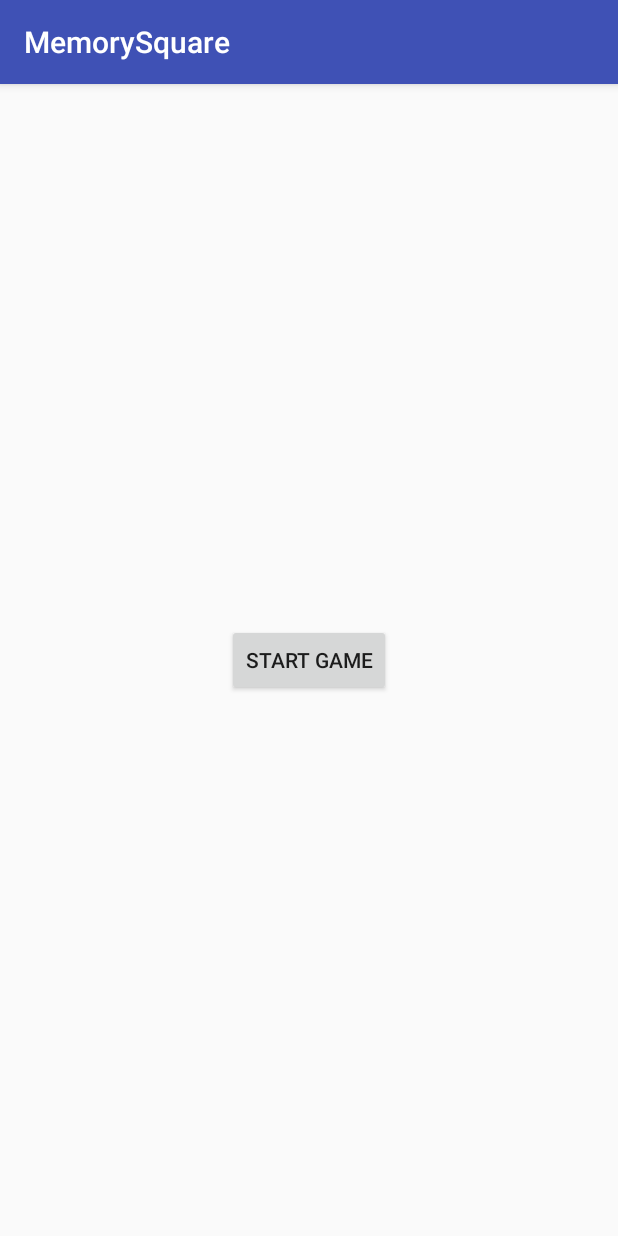
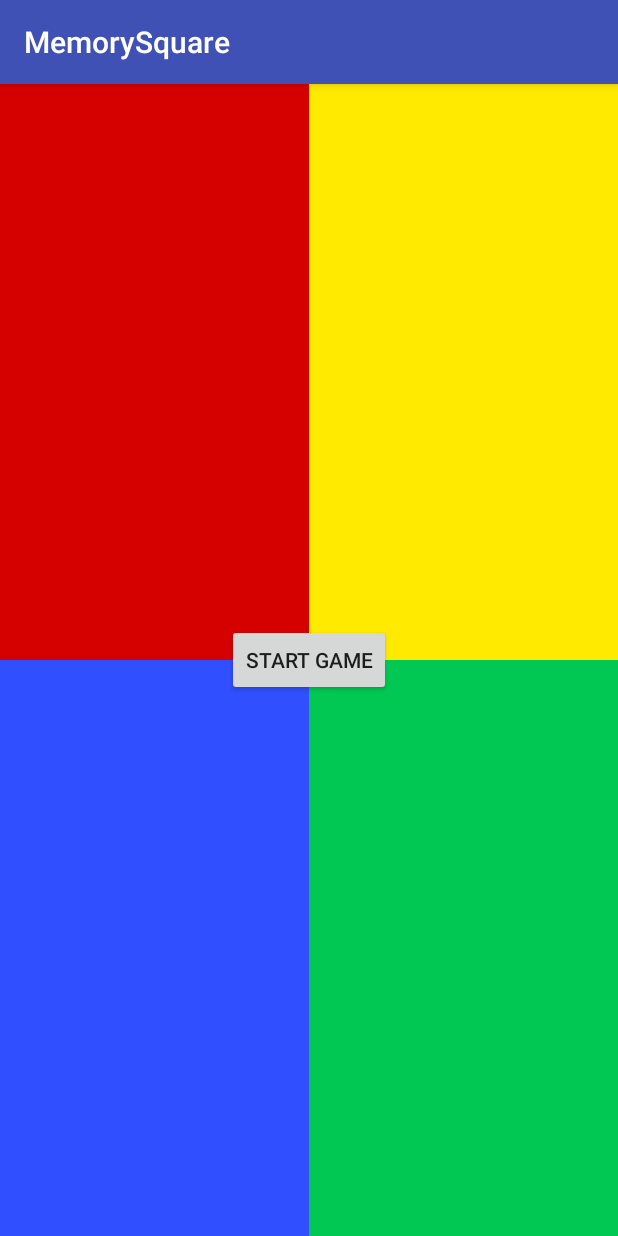
Before and after one commit to jkoistinen/MemorySquare, an Android app: the screen it shows after launch (StartGameActivity), on a phone screen of 412 x 824 dp. Run offline under Robolectric (Android 15) with nearby library versions, the phone set to English and light mode, and no system bars.

Commit message:
remade base-layout for overlay of textview

```diff
--- a/app/src/main/res/layout/activity_play_game.xml
+++ b/app/src/main/res/layout/activity_play_game.xml
@@ -1,11 +1,16 @@
 <?xml version="1.0" encoding="utf-8"?>
-<LinearLayout
+<FrameLayout
 xmlns:android="http://schemas.android.com/apk/res/android"
 xmlns:tools="http://schemas.android.com/tools"
 android:layout_width="fill_parent"
 android:layout_height="fill_parent"
 tools:context="com.jk.memorysquare.PlayGameActivity"
     android:orientation="vertical">
+
+    <LinearLayout
+        android:orientation="vertical"
+        android:layout_width="match_parent"
+        android:layout_height="match_parent">
 
         <LinearLayout
             android:orientation="horizontal"
@@ -28,6 +33,7 @@ tools:context="com.jk.memorysquare.PlayGameActivity"
                 android:src="@drawable/imagebuttonanimation"
                 android:layout_weight="1"
                 android:background="@color/myYellow" />
+
         </LinearLayout>
 
         <LinearLayout
@@ -52,5 +58,15 @@ tools:context="com.jk.memorysquare.PlayGameActivity"
                 android:layout_weight="1"
                 android:background="@color/myGreen" />
         </LinearLayout>
+    </LinearLayout>
 
-</LinearLayout>
+    <TextView
+        android:layout_width="wrap_content"
+        android:layout_height="wrap_content"
+        android:text="Level 1"
+        android:id="@+id/textView"
+        android:layout_gravity="center"
+        android:textStyle="bold"
+        android:textSize="36sp" />
+
+</FrameLayout>
--- a/app/src/main/res/layout/content_start_game.xml
+++ b/app/src/main/res/layout/content_start_game.xml
@@ -1,17 +1,67 @@
 <?xml version="1.0" encoding="utf-8"?>
-<RelativeLayout xmlns:android="http://schemas.android.com/apk/res/android"
+<FrameLayout xmlns:android="http://schemas.android.com/apk/res/android"
     xmlns:app="http://schemas.android.com/apk/res-auto"
     xmlns:tools="http://schemas.android.com/tools"
-    android:layout_width="match_parent"
-    android:layout_height="match_parent"
-    android:paddingBottom="@dimen/activity_vertical_margin"
-    android:paddingLeft="@dimen/activity_horizontal_margin"
-    android:paddingRight="@dimen/activity_horizontal_margin"
-    android:paddingTop="@dimen/activity_vertical_margin"
+    android:layout_width="fill_parent"
+    android:layout_height="fill_parent"
+    android:orientation="vertical"
 
     app:layout_behavior="@string/appbar_scrolling_view_behavior"
     tools:context="com.jk.memorysquare.StartGameActivity"
     tools:showIn="@layout/activity_start_game">
+
+    <LinearLayout
+        android:orientation="vertical"
+        android:layout_width="match_parent"
+        android:layout_height="match_parent">
+
+        <LinearLayout
+            android:orientation="horizontal"
+            android:layout_width="match_parent"
+            android:layout_height="0dp"
+            android:layout_weight="1">
+
+            <ImageButton
+                android:layout_width="0dp"
+                android:layout_height="fill_parent"
+                android:id="@+id/redButton"
+                android:layout_weight="1"
+                android:src="@drawable/imagebuttonanimation"
+                android:background="@color/myRed" />
+
+            <ImageButton
+                android:layout_width="0dp"
+                android:layout_height="fill_parent"
+                android:id="@+id/yellowButton"
+                android:src="@drawable/imagebuttonanimation"
+                android:layout_weight="1"
+                android:background="@color/myYellow" />
+
+        </LinearLayout>
+
+        <LinearLayout
+            android:orientation="horizontal"
+            android:layout_width="match_parent"
+            android:layout_height="0dp"
+            android:layout_weight="1">
+
+            <ImageButton
+                android:layout_width="0dp"
+                android:layout_height="fill_parent"
+                android:id="@+id/blueButton"
+                android:src="@drawable/imagebuttonanimation"
+                android:layout_weight="1"
+                android:background="@color/myBlue" />
+
+            <ImageButton
+                android:layout_width="0dp"
+                android:layout_height="fill_parent"
+                android:id="@+id/greenButton"
+                android:src="@drawable/imagebuttonanimation"
+                android:layout_weight="1"
+                android:background="@color/myGreen" />
+        </LinearLayout>
+    </LinearLayout>
 
     <Button
         android:layout_width="wrap_content"
@@ -19,7 +69,8 @@
         android:text="Start Game"
         android:id="@+id/startButton"
         android:layout_centerVertical="true"
-        android:layout_centerHorizontal="true" />
+        android:layout_centerHorizontal="true"
+        android:layout_gravity="center" />
 
 
-</RelativeLayout>
+</FrameLayout>
```
Lines whose indentation alone changed are shown as unchanged.
